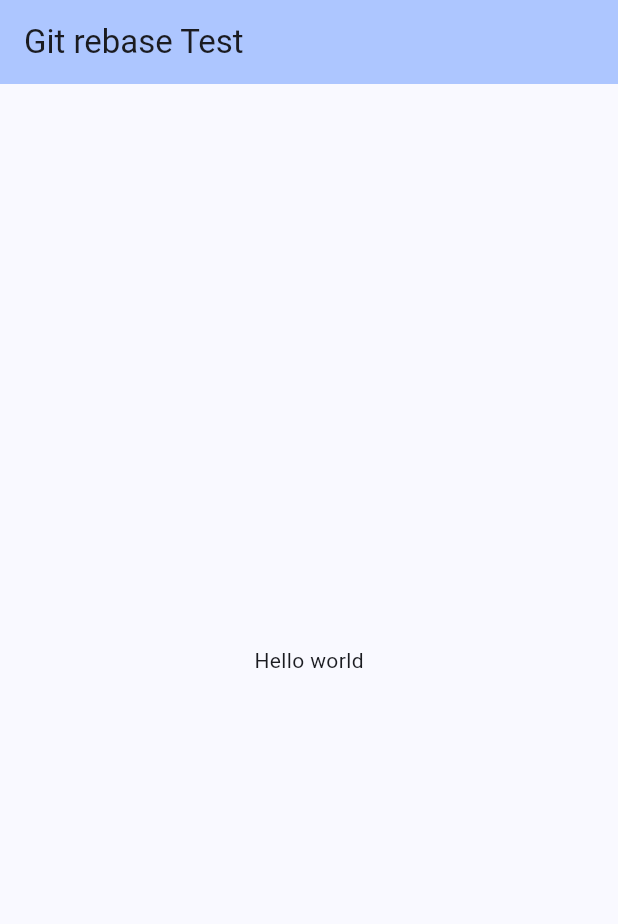
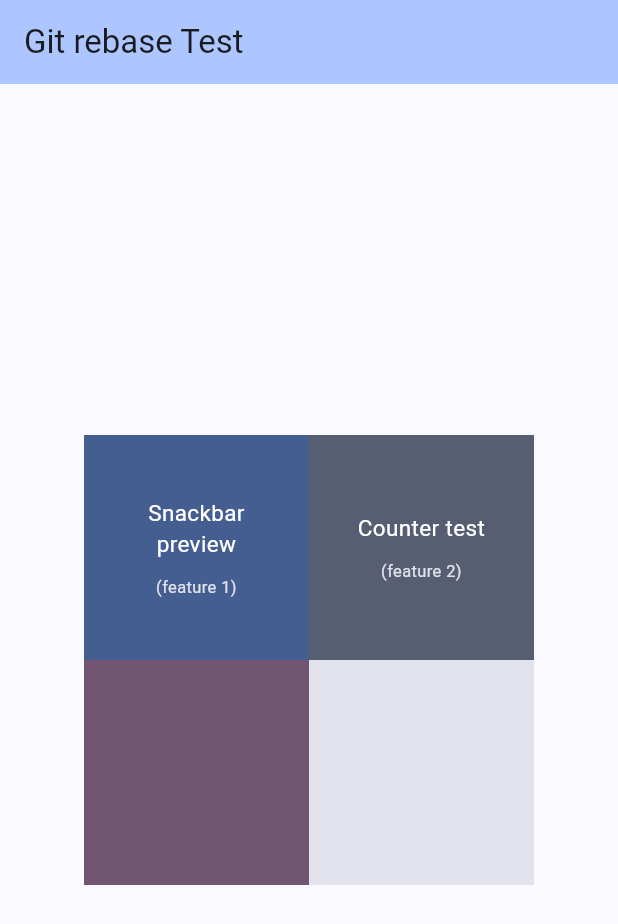
Before and after one commit to JavierGavra/git-rebase-test, a Flutter app: the screen it shows after launch, on a phone screen of 412 x 824 dp. Shown: the top 924 px of the screen. Run offline on Flutter 3.47's test engine with Material 2 defaults, Android fonts, the phone set to English and light mode, and no system bars.

Commit message:
Make home page

```diff
--- a/lib/home_page.dart
+++ b/lib/home_page.dart
@@ -5,13 +5,83 @@ class HomePage extends StatelessWidget {
 
   @override
   Widget build(BuildContext context) {
+    ColorScheme colors = Theme.of(context).colorScheme;
+
     return Scaffold(
       appBar: AppBar(
         title: const Text("Git rebase Test"),
         backgroundColor: Theme.of(context).colorScheme.inversePrimary,
       ),
-      body: const Center(
-        child: Text("Hello world"),
+      body: Center(
+        child: Column(
+          mainAxisSize: MainAxisSize.min,
+          children: [
+            Row(
+              mainAxisSize: MainAxisSize.min,
+              children: [
+                GestureDetector(
+                  onTap: () => print("Click feature 1"),
+                  child: Container(
+                    height: 150,
+                    width: 150,
+                    color: colors.primary,
+                    alignment: Alignment.center,
+                    padding: const EdgeInsets.symmetric(horizontal: 20),
+                    child: Column(
+                      mainAxisSize: MainAxisSize.min,
+                      children: [
+                        Text(
+                          "Snackbar preview",
+                          textAlign: TextAlign.center,
+                          style: TextStyle(color: colors.onPrimary, fontSize: 15),
+                        ),
+                        const SizedBox(height: 10),
+                        Text(
+                          "(feature 1)",
+                          textAlign: TextAlign.center,
+                          style: TextStyle(color: colors.surfaceVariant, fontSize: 11),
+                        ),
+                      ],
+                    ),
+                  ),
+                ),
+                GestureDetector(
+                  onTap: () => print("Click feature 2"),
+                  child: Container(
+                    height: 150,
+                    width: 150,
+                    color: colors.secondary,
+                    alignment: Alignment.center,
+                    padding: const EdgeInsets.symmetric(horizontal: 20),
+                    child: Column(
+                      mainAxisSize: MainAxisSize.min,
+                      children: [
+                        Text(
+                          "Counter test",
+                          textAlign: TextAlign.center,
+                          style: TextStyle(color: colors.onSecondary, fontSize: 15),
+                        ),
+                        const SizedBox(height: 10),
+                        Text(
+                          "(feature 2)",
+                          textAlign: TextAlign.center,
+                          style: TextStyle(color: colors.surfaceVariant, fontSize: 11),
+                        ),
+                      ],
+                    ),
+                  ),
+                ),
+              ],
+            ),
+            Row(
+              mainAxisSize: MainAxisSize.min,
+              children: [
+                Container(height: 150, width: 150, color: colors.tertiary),
+                Container(height: 150, width: 150, color: colors.surfaceVariant),
+              ],
+            ),
+          ],
+        ),
       ),
     );
   }
```
